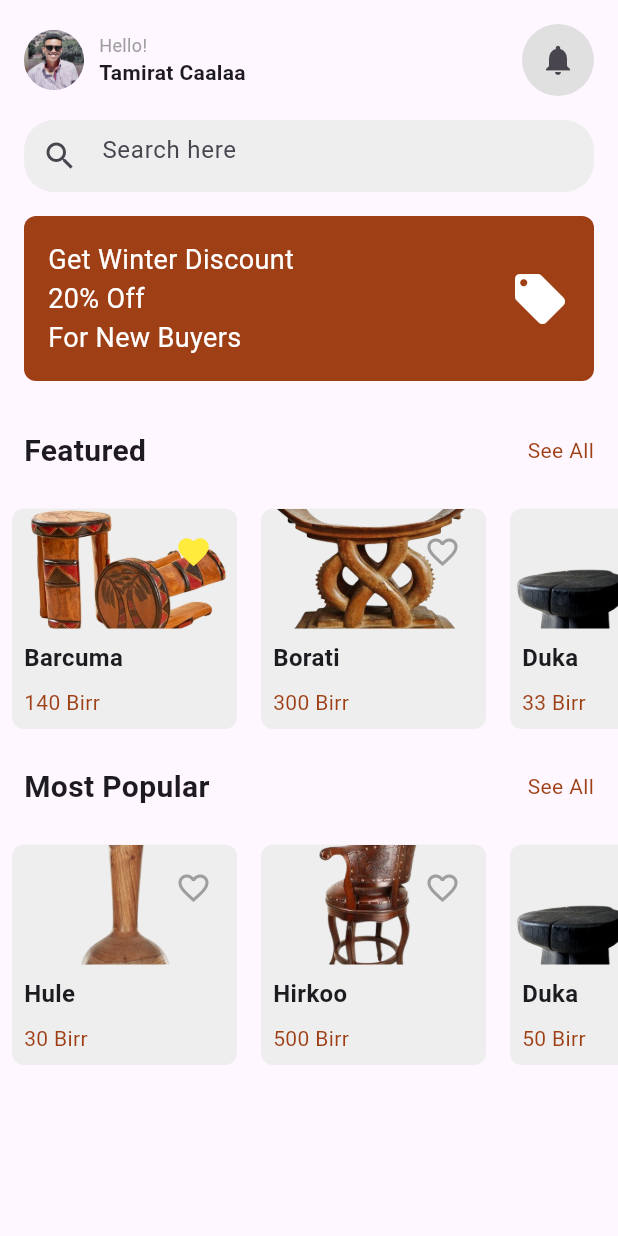
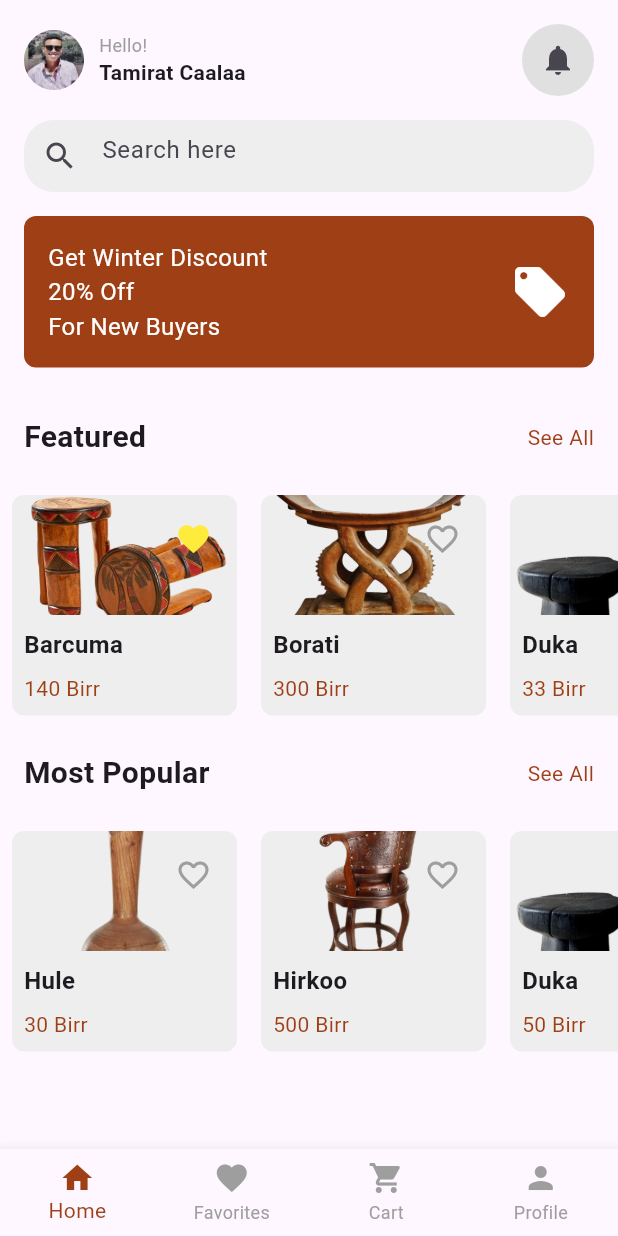
Before and after one commit to Firuol/Jcraft, a Flutter app: the screen it shows after launch, after a tap on the "favorite outline" icon, on a phone screen of 412 x 824 dp. Run offline on Flutter 3.47's test engine with Material 3 defaults, Android fonts, the phone set to English and light mode, and no system bars.

Commit message:
nav bar added

```diff
--- a/jcraft/lib/main.dart
+++ b/jcraft/lib/main.dart
@@ -14,11 +14,66 @@ class MyApp extends StatelessWidget {
   }
 }
 
-class HomePage extends StatelessWidget {
+class HomePage extends StatefulWidget {
+  @override
+  _HomePageState createState() => _HomePageState();
+}
+
+class _HomePageState extends State<HomePage> {
+  int _selectedIndex = 0; // Track the selected index for the bottom navigation bar
+
+  // List of pages/screens for the bottom navigation bar
+  final List<Widget> _pages = [
+    HomeContent(), // Your existing home content
+    Center(child: Text('Favorites')), // Placeholder for Favorites
+    Center(child: Text('Cart')), // Placeholder for Cart
+    Center(child: Text('Profile')), // Placeholder for Profile
+  ];
+
+  // Handle bottom navigation bar item selection
+  void _onItemTapped(int index) {
+    setState(() {
+      _selectedIndex = index;
+    });
+  }
+
   @override
   Widget build(BuildContext context) {
     return Scaffold(
-      body: SingleChildScrollView(
+      body: _pages[_selectedIndex], // Display the selected page
+      bottomNavigationBar: BottomNavigationBar(
+        currentIndex: _selectedIndex,
+        onTap: _onItemTapped,
+        type: BottomNavigationBarType.fixed, // Ensure all items are visible
+        selectedItemColor: Color.fromRGBO(158, 63, 22, 1.0), // Selected item color
+        unselectedItemColor: Colors.grey, // Unselected item color
+        items: const <BottomNavigationBarItem>[
+          BottomNavigationBarItem(
+            icon: Icon(Icons.home),
+            label: 'Home',
+          ),
+          BottomNavigationBarItem(
+            icon: Icon(Icons.favorite),
+            label: 'Favorites',
+          ),
+          BottomNavigationBarItem(
+            icon: Icon(Icons.shopping_cart),
+            label: 'Cart',
+          ),
+          BottomNavigationBarItem(
+            icon: Icon(Icons.person),
+            label: 'Profile',
+          ),
+        ],
+      ),
+    );
+  }
+}
+
+class HomeContent extends StatelessWidget {
+  @override
+  Widget build(BuildContext context) {
+    return SingleChildScrollView(
       child: Column(
         crossAxisAlignment: CrossAxisAlignment.start,
         children: [
@@ -105,7 +160,7 @@ class HomePage extends StatelessWidget {
                       'Get Winter Discount\n20% Off\nFor New Buyers',
                       style: TextStyle(
                         color: Colors.white,
-                          fontSize: 18.0,
+                        fontSize: 16.0,
                       ),
                     ),
                   ),
@@ -188,7 +243,6 @@ class HomePage extends StatelessWidget {
           ),
         ],
       ),
-      ),
     );
   }
 
@@ -229,6 +283,7 @@ class _FeaturedItemState extends State<FeaturedItem> {
         crossAxisAlignment: CrossAxisAlignment.start, // Align text to the left
         children: [
           Stack(
+            alignment: Alignment.center, // Center the image
             children: [
               // Item Image
               ClipRRect(
@@ -319,6 +374,7 @@ class _PopularItemState extends State<PopularItem> {
         crossAxisAlignment: CrossAxisAlignment.start, // Align text to the left
         children: [
           Stack(
+            alignment: Alignment.center, // Center the image
             children: [
               // Item Image
               ClipRRect(
```
Lines whose indentation alone changed are shown as unchanged.
